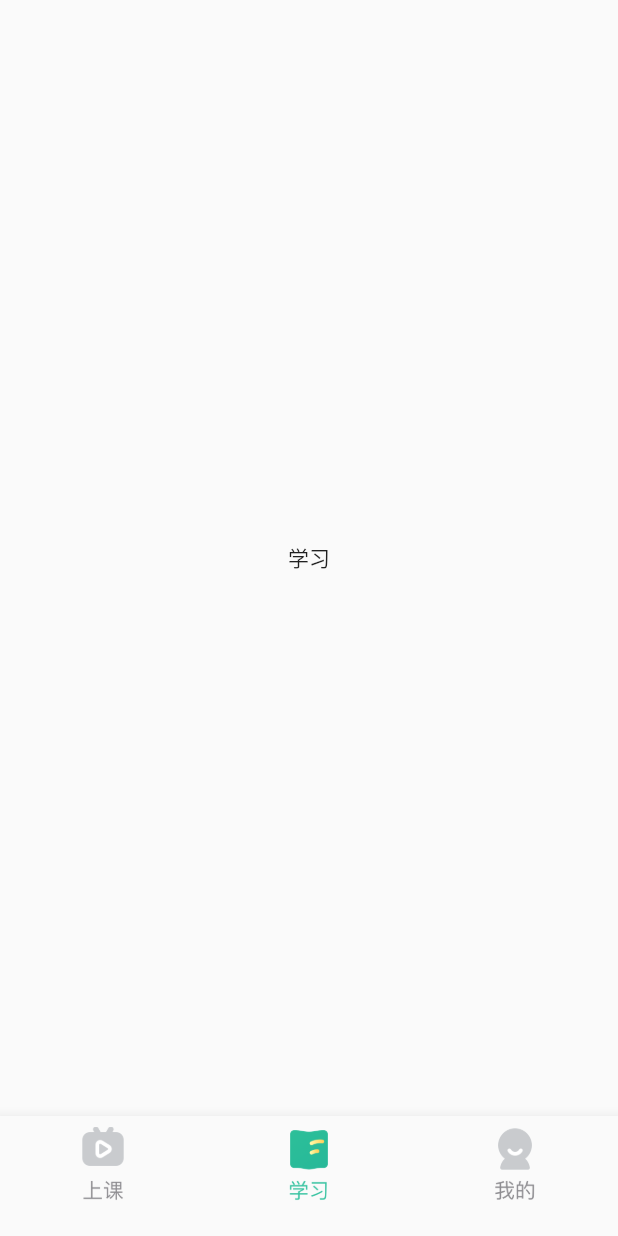
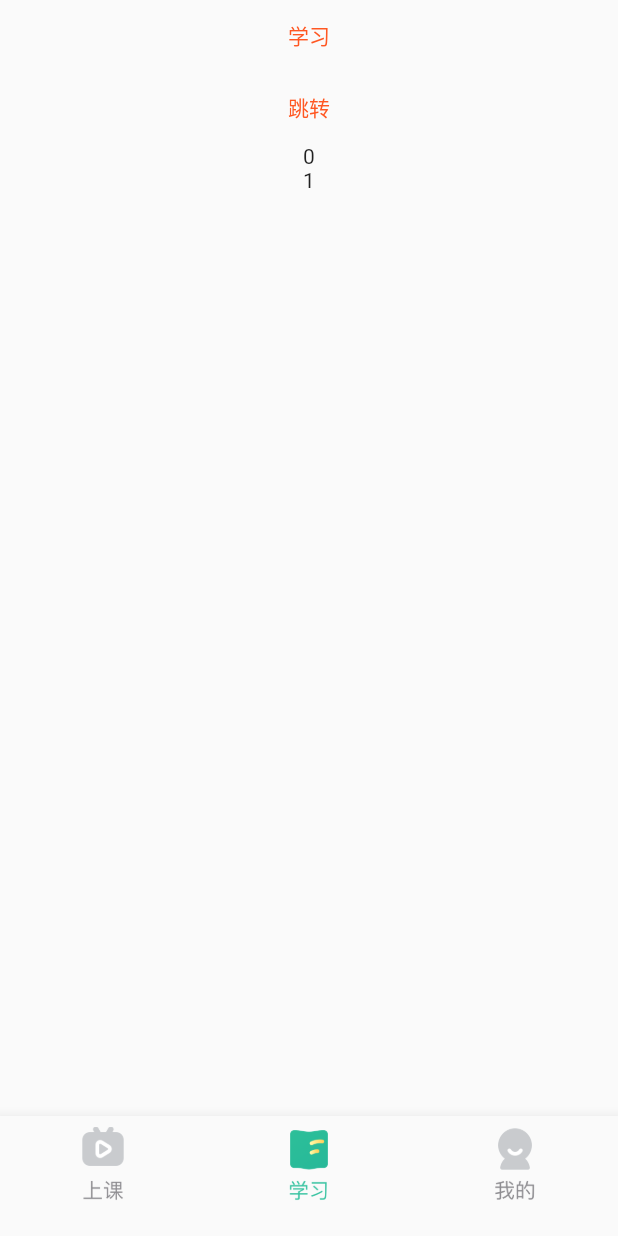
Before and after one commit to skyshenfu/flutter2022awesome, a Flutter app: the screen it shows after launch, swiped to page 2, on a phone screen of 412 x 824 dp. Run offline on Flutter 3.47's test engine with Material 2 defaults, Android fonts, the light colour scheme and no system bars; our stand-ins replace bloc, flutter_bloc, get.

Commit message:
增加getx用例

```diff
--- /dev/null
+++ b/lib/getx/study/logic.dart
@@ -0,0 +1,16 @@
+import 'package:get/get.dart';
+
+import 'state.dart';
+
+class StudyLogic extends GetxController {
+  final StudyState state = StudyState(0);
+
+  increase(){
+    //update对于state的更新是全量更新的 用到State的地方即使数据没发生改变也会触发widget重绘
+    state.countTimes++;
+    //如果你能具体到哪个ID就可以避免多余重绘造成的开销 只有ID在里面的才更新
+    //update(["test"]);
+    //这个是全量无差别更新
+    update();
+  }
+}
--- /dev/null
+++ b/lib/getx/study/state.dart
@@ -0,0 +1,6 @@
+class StudyState {
+  int countTimes;
+  int mcNumber;
+
+  StudyState(this.countTimes,{this.mcNumber=1});
+}
--- a/lib/main.dart
+++ b/lib/main.dart
@@ -2,6 +2,7 @@ import 'package:flutter/material.dart';
 import 'package:flutter2022awesome/bloc/global/global_bloc.dart';
 import 'package:flutter2022awesome/pages/splash_page.dart';
 import 'package:flutter_bloc/flutter_bloc.dart';
+import 'package:get/get.dart';
 
 void main() {
   runApp(MyApp());
@@ -15,7 +16,7 @@ class MyApp extends StatelessWidget {
   Widget build(BuildContext context) {
     return MultiBlocProvider(
         providers: [BlocProvider.value(value: GlobalBloc())],
-        child: MaterialApp(
+        child: GetMaterialApp(
             home: SplashPage(),
             theme: ThemeData(
                 colorScheme: Theme.of(context).colorScheme.copyWith(
--- a/lib/pages/study_tab_page.dart
+++ b/lib/pages/study_tab_page.dart
@@ -1,21 +1,50 @@
 import 'package:flutter/material.dart';
+import 'package:flutter2022awesome/pages/study_child_page.dart';
+import 'package:get/get.dart';
 
-class StudyTabPage extends StatefulWidget{
+import '../getx/study/logic.dart';
+
+class StudyTabPage extends StatefulWidget {
   StudyTabPage({Key? key}) : super(key: key);
 
   @override
-  createState() =>_StudyTabPageState();
-
-
+  createState() => _StudyTabPageState();
 }
 
-class _StudyTabPageState extends State<StudyTabPage>{
+class _StudyTabPageState extends State<StudyTabPage> with AutomaticKeepAliveClientMixin<StudyTabPage>{
+  final logic = Get.put(StudyLogic());
+  final state = Get.find<StudyLogic>().state;
   @override
   Widget build(BuildContext context) {
-    return  Center(
-      child: Text("学习"),
-    );
+
+    return Center(
+        child: Column(
+      children: [
+        TextButton(
+          onPressed: () {
+            logic.increase();
+          },
+          child: const Text("学习"),
+        ),
+        TextButton(
+          onPressed: () {
+            Navigator.push(context,  MaterialPageRoute(builder: (context){
+              return  StudyChildPage();
+            }));
+          },
+          child: const Text("跳转"),
+        ),
+        GetBuilder<StudyLogic>(builder: (logic){
+          return Text("${state.countTimes}");
+        },
+        ),
+        GetBuilder<StudyLogic>(builder: (logic){
+          return Text("${state.mcNumber}");
+        })
+      ],
+    ));
   }
 
-
+  @override
+  bool get wantKeepAlive => true;
 }
--- a/pubspec.yaml
+++ b/pubspec.yaml
@@ -38,6 +38,8 @@ dependencies:
   dio: ^4.0.6
   flutter_bloc: ^8.0.1
   equatable: ^2.0.0
+  rxdart: ^0.27.3
+  get: ^4.6.1
 
 
 
```
Also changed, not shown: lib/pages/study_child_page.dart (added, +35 -0 lines), pubspec.lock.
